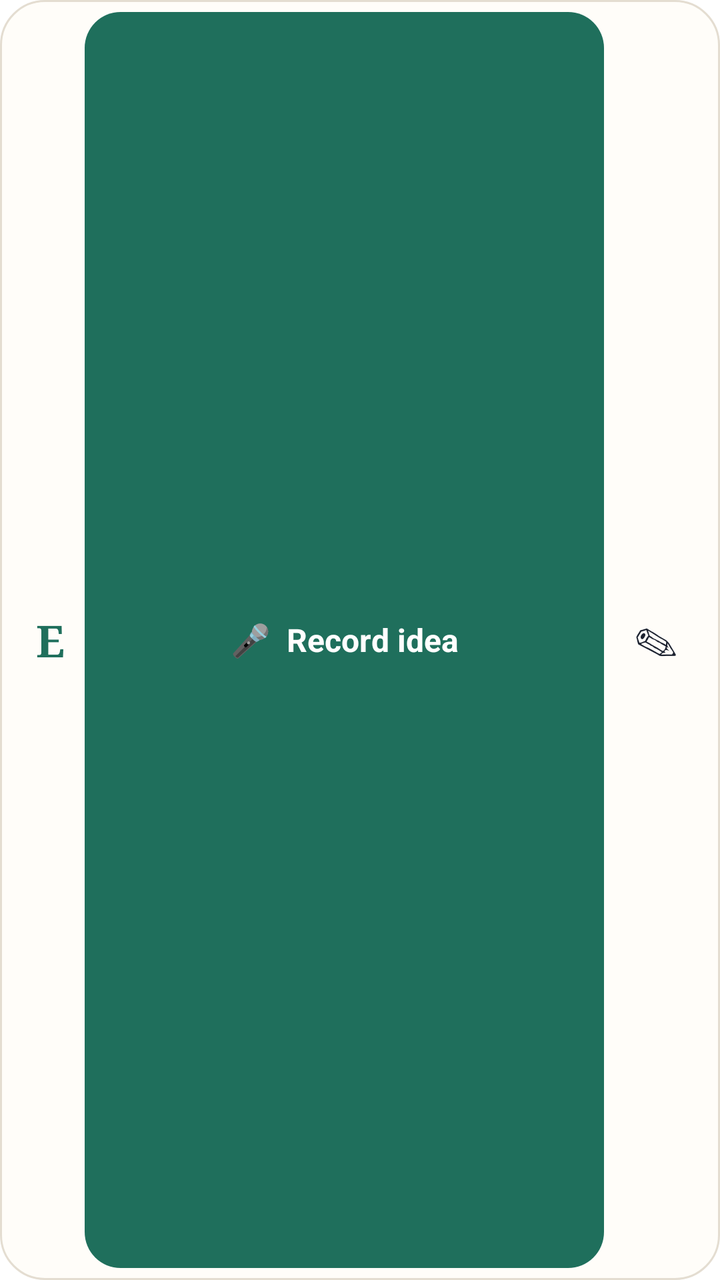
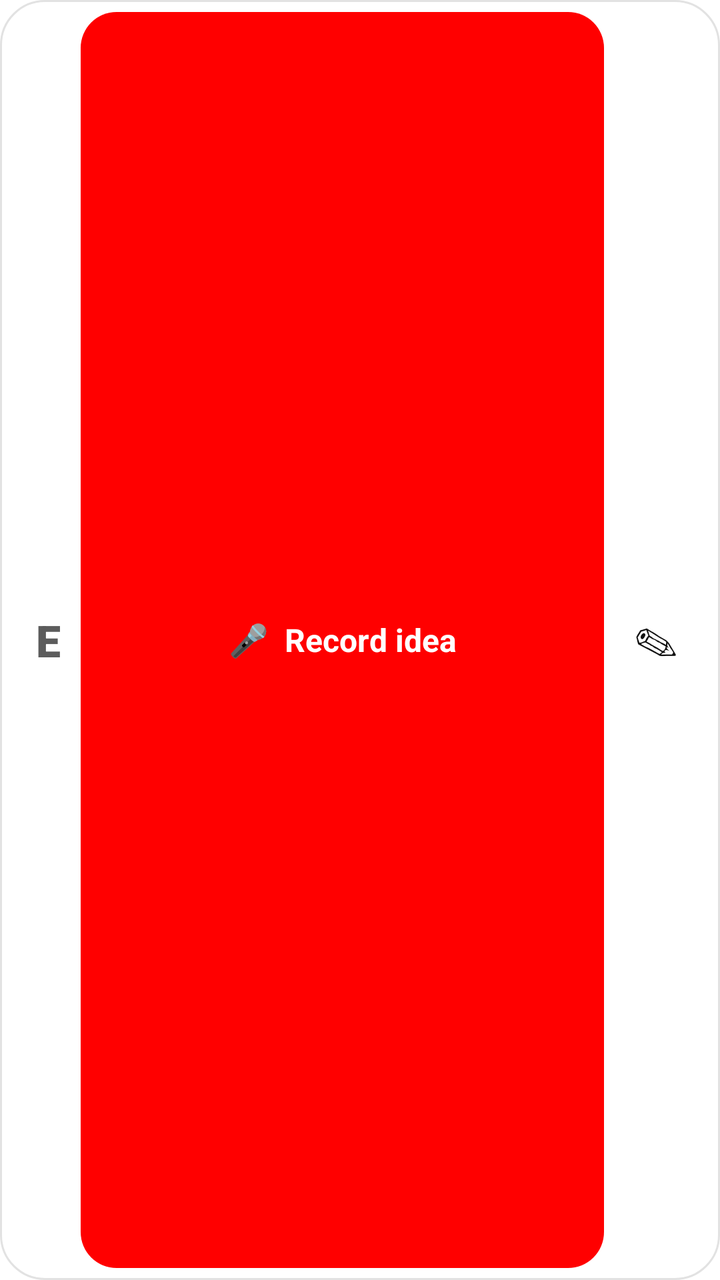

The first picture is an Android layout as it rendered before a commit; the second is the same layout after the commit. The layout source and the unified diff follow.
<!-- AndroidManifest.xml: fallback theme Theme.MaterialComponents.DayNight.NoActionBar -->
<!-- res/layout/widget.xml -->
<?xml version="1.0" encoding="utf-8"?>
<LinearLayout xmlns:android="http://schemas.android.com/apk/res/android"
    android:layout_width="match_parent" android:layout_height="match_parent"
    android:orientation="horizontal" android:gravity="center_vertical"
    android:background="@drawable/widget_bg" android:padding="6dp">
    <TextView android:id="@+id/w_open"
        android:layout_width="wrap_content" android:layout_height="match_parent"
        android:gravity="center" android:paddingStart="12dp" android:paddingEnd="10dp"
        android:text="E" android:textSize="22sp" android:textStyle="bold" android:textColor="#1F6F5C"
        android:fontFamily="serif" />
    <TextView android:id="@+id/w_voice"
        android:layout_width="0dp" android:layout_weight="1" android:layout_height="match_parent"
        android:background="@drawable/widget_btn" android:gravity="center"
        android:text="🎤  Record idea" android:textColor="#FFFFFF" android:textSize="16sp" android:textStyle="bold" />
    <TextView android:id="@+id/w_type"
        android:layout_width="52dp" android:layout_height="match_parent"
        android:gravity="center" android:text="✎" android:textSize="22sp" android:textColor="#1C2230" />
</LinearLayout>
<!-- resources referenced by this layout -->
<resources>
  <!-- drawable widget_bg (drawable) -->
  <?xml version="1.0" encoding="utf-8"?>
  <shape xmlns:android="http://schemas.android.com/apk/res/android" android:shape="rectangle">
      <solid android:color="#FFFDF9" />
      <corners android:radius="22dp" />
      <stroke android:width="1dp" android:color="#E4DDD1" />
  </shape>
  <!-- drawable widget_btn (drawable) -->
  <?xml version="1.0" encoding="utf-8"?>
  <shape xmlns:android="http://schemas.android.com/apk/res/android" android:shape="rectangle">
      <solid android:color="#1F6F5C" />
      <corners android:radius="18dp" />
  </shape>
</resources>

<!-- the commit's change to res/layout/widget.xml (unified diff, before → after) -->
@@ -6,13 +6,13 @@
     <TextView android:id="@+id/w_open"
         android:layout_width="wrap_content" android:layout_height="match_parent"
         android:gravity="center" android:paddingStart="12dp" android:paddingEnd="10dp"
-        android:text="E" android:textSize="22sp" android:textStyle="bold" android:textColor="#1F6F5C"
-        android:fontFamily="serif" />
+        android:text="E" android:textSize="22sp" android:textStyle="bold" android:textColor="#5C5C5C"
+        android:fontFamily="sans-serif-black" />
     <TextView android:id="@+id/w_voice"
         android:layout_width="0dp" android:layout_weight="1" android:layout_height="match_parent"
         android:background="@drawable/widget_btn" android:gravity="center"
         android:text="🎤  Record idea" android:textColor="#FFFFFF" android:textSize="16sp" android:textStyle="bold" />
     <TextView android:id="@+id/w_type"
         android:layout_width="52dp" android:layout_height="match_parent"
-        android:gravity="center" android:text="✎" android:textSize="22sp" android:textColor="#1C2230" />
+        android:gravity="center" android:text="✎" android:textSize="22sp" android:textColor="#111111" />
 </LinearLayout>
<!-- resource entries referenced after the edit -->
@@ -3,14 +3,14 @@
   <!-- drawable widget_bg (drawable) -->
   <?xml version="1.0" encoding="utf-8"?>
   <shape xmlns:android="http://schemas.android.com/apk/res/android" android:shape="rectangle">
-      <solid android:color="#FFFDF9" />
+      <solid android:color="#FFFFFF" />
       <corners android:radius="22dp" />
-      <stroke android:width="1dp" android:color="#E4DDD1" />
+      <stroke android:width="1dp" android:color="#E2E2E2" />
   </shape>
   <!-- drawable widget_btn (drawable) -->
   <?xml version="1.0" encoding="utf-8"?>
   <shape xmlns:android="http://schemas.android.com/apk/res/android" android:shape="rectangle">
-      <solid android:color="#1F6F5C" />
+      <solid android:color="#FF0000" />
       <corners android:radius="18dp" />
   </shape>
 </resources>
